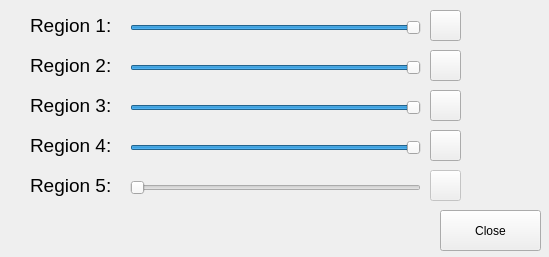
Before: the Qt Designer form view/settings_window.ui in longbach2811/pmes-gui-app, drawn with Qt 5.
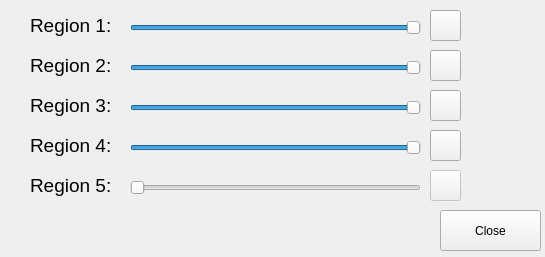
After: the same form once the commit is applied. Icons and pictures are not drawn.

```diff
--- a/view/settings_window.ui
+++ b/view/settings_window.ui
@@ -6,7 +6,7 @@
    <rect>
     <x>0</x>
     <y>0</y>
-    <width>549</width>
+    <width>545</width>
     <height>257</height>
    </rect>
   </property>
```
